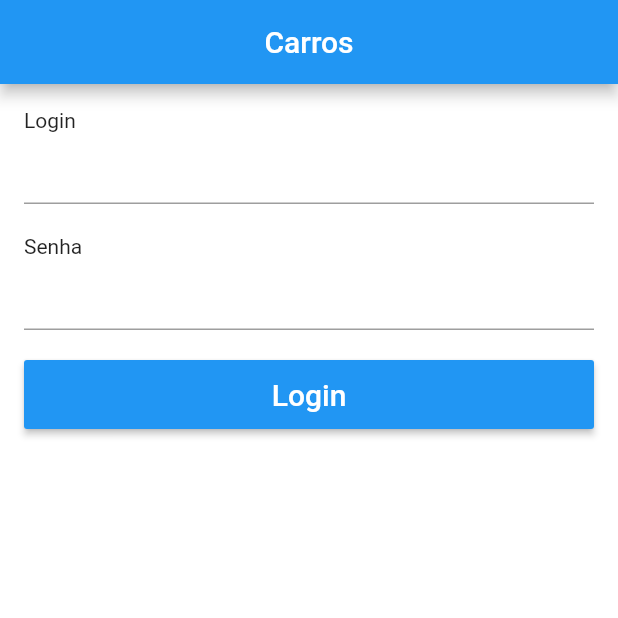
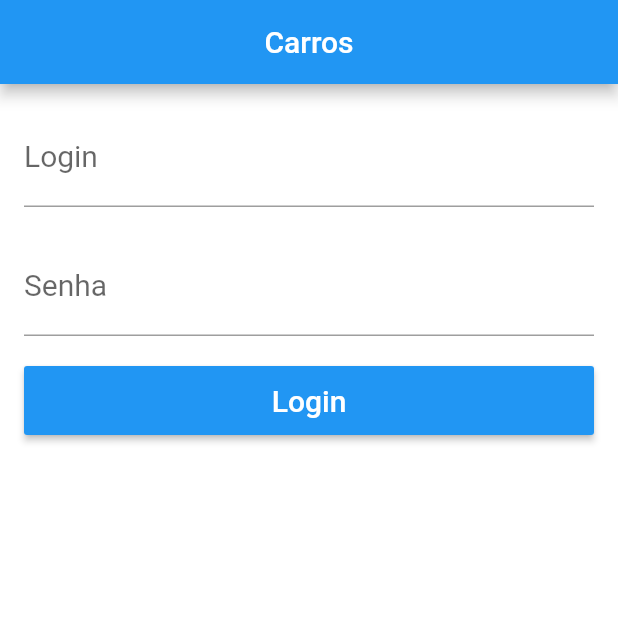
Before and after one commit to RonaldLopes/Estudo-Flutter, a Flutter app: the screen it shows after launch, on a phone screen of 412 x 824 dp, the top half of it. Run offline on Flutter 3.47's test engine with Material 2 defaults, Android fonts, the phone set to English and light mode, and no system bars.

Commit message:
Layout básico da tela de login otimizado implementacao dos TextFormFileld

```diff
--- a/lib/pages/login_page.dart
+++ b/lib/pages/login_page.dart
@@ -18,12 +18,31 @@ class LoginPage extends StatelessWidget {
       padding: EdgeInsets.all(16),
       child: ListView(
         children: <Widget>[
-          Text("Login"),
-          TextFormField(),
+          TextFormField(
+            style: TextStyle(
+              fontSize: 20
+            ),
+            decoration: InputDecoration(
+              labelText: "Login",
+              labelStyle: TextStyle(
+                fontSize: 20
+              ),
+              hintText: "Digite seu login"
+            ),
+          ),
           SizedBox(height: 20,),
-          Text("Senha"),
           TextFormField(
             obscureText: true,
+            style: TextStyle(
+                fontSize: 20
+            ),
+            decoration: InputDecoration(
+                labelText: "Senha",
+                labelStyle: TextStyle(
+                    fontSize: 20
+                ),
+                hintText: "Digite sa senha"
+            ),
           ),
           SizedBox(height: 20,),
           Container(
```
